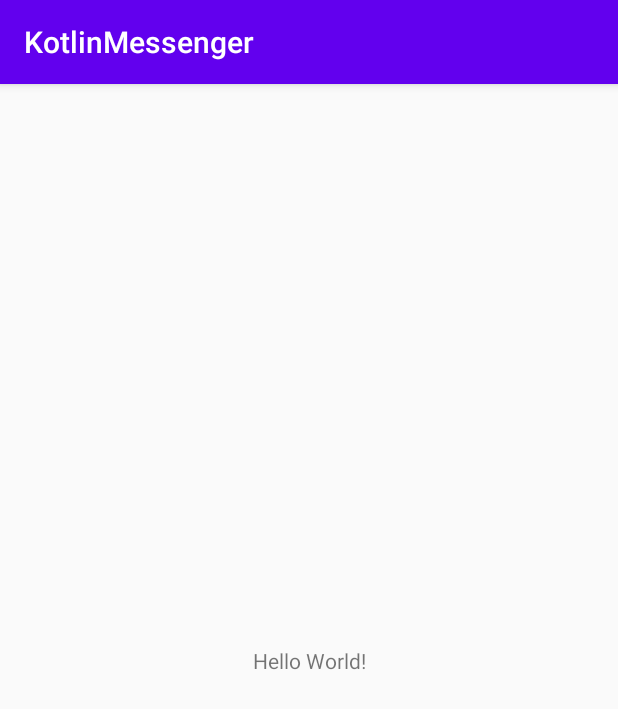
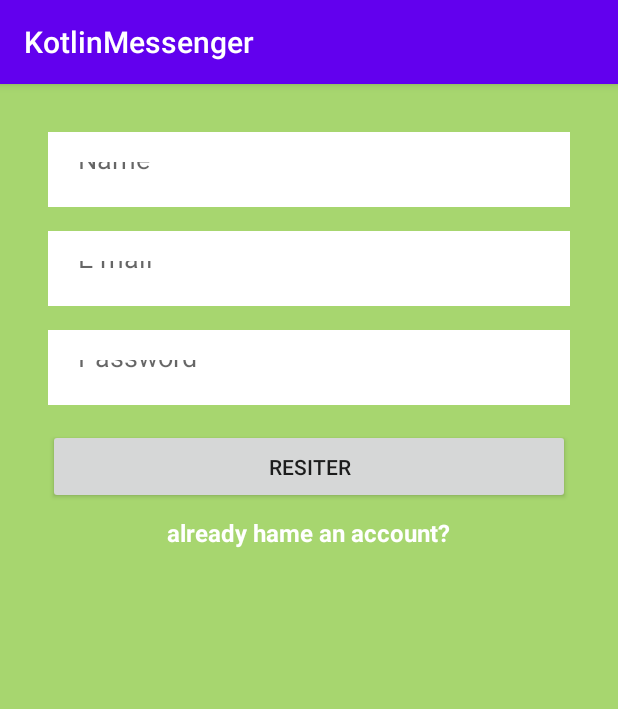
Before and after one commit to hyun132/KotlinMessenger, an Android app: the screen it shows after launch (MainActivity), on a phone screen of 412 x 824 dp. Shown: the top 709 px of the screen. Run offline under Robolectric (Android 15) with nearby library versions, the phone set to English and light mode, and no system bars.

Commit message:
기본 회원가입 화면 작성

```diff
--- a/app/src/main/AndroidManifest.xml
+++ b/app/src/main/AndroidManifest.xml
@@ -16,6 +16,9 @@
                 <category android:name="android.intent.category.LAUNCHER" />
             </intent-filter>
         </activity>
+        <activity android:name=".LoginActivity">
+
+        </activity>
     </application>
 
 </manifest>
--- a/app/src/main/res/layout/activity_main.xml
+++ b/app/src/main/res/layout/activity_main.xml
@@ -1,18 +1,68 @@
 <?xml version="1.0" encoding="utf-8"?>
-<androidx.constraintlayout.widget.ConstraintLayout xmlns:android="http://schemas.android.com/apk/res/android"
+<LinearLayout xmlns:android="http://schemas.android.com/apk/res/android"
     xmlns:app="http://schemas.android.com/apk/res-auto"
     xmlns:tools="http://schemas.android.com/tools"
     android:layout_width="match_parent"
     android:layout_height="match_parent"
+    android:background="#A7D66F"
+    android:gravity="center_horizontal"
+    android:orientation="vertical"
     tools:context=".MainActivity">
 
+    <EditText
+        android:id="@+id/username_edittext_register"
+        android:layout_marginTop="32dp"
+        android:layout_marginBottom="8dp"
+        android:layout_marginLeft="32dp"
+        android:layout_marginRight="32dp"
+        android:padding="20dp"
+        android:layout_width="match_parent"
+        android:layout_height="50dp"
+        android:background="#FFF"
+        android:hint="Name" />
+
+    <EditText
+        android:id="@+id/email_edittext_register"
+        android:layout_marginTop="8dp"
+        android:layout_marginBottom="8dp"
+        android:layout_marginLeft="32dp"
+        android:layout_marginRight="32dp"
+        android:padding="20dp"
+        android:layout_width="match_parent"
+        android:layout_height="50dp"
+        android:background="#FFF"
+        android:hint="E-mail"
+        android:inputType="textEmailAddress" />
+
+    <EditText
+        android:id="@+id/password_edittext_register"
+        android:layout_marginTop="8dp"
+        android:layout_marginBottom="8dp"
+        android:layout_marginLeft="32dp"
+        android:layout_marginRight="32dp"
+        android:padding="20dp"
+        android:layout_width="match_parent"
+        android:layout_height="50dp"
+        android:background="#FFF"
+        android:hint="Password"
+        android:inputType="textPassword" />
+
+    <Button
+        android:id="@+id/register_button_register"
+        android:layout_marginTop="8dp"
+        android:layout_marginBottom="8dp"
+        android:layout_marginLeft="32dp"
+        android:layout_marginRight="32dp"
+        android:text="RESITER"
+        android:layout_width="match_parent"
+        android:layout_height="50dp"/>
+
     <TextView
+        android:id="@+id/already_have_account_textview"
+        android:text="already hame an account?"
         android:layout_width="wrap_content"
         android:layout_height="wrap_content"
-        android:text="Hello World!"
-        app:layout_constraintBottom_toBottomOf="parent"
-        app:layout_constraintLeft_toLeftOf="parent"
-        app:layout_constraintRight_toRightOf="parent"
-        app:layout_constraintTop_toTopOf="parent" />
-
-</androidx.constraintlayout.widget.ConstraintLayout>
+        android:textColor="@android:color/white"
+        android:textStyle="bold"
+        android:textSize="16sp"/>
+</LinearLayout>
```
Also changed, not shown: app/src/main/java/com/example/kotlinmessenger/LoginActivity.kt (added, +14 -0 lines), app/src/main/java/com/example/kotlinmessenger/MainActivity.kt (+21 -0 lines), app/src/main/res/layout/activity_login.xml (added, +18 -0 lines).
